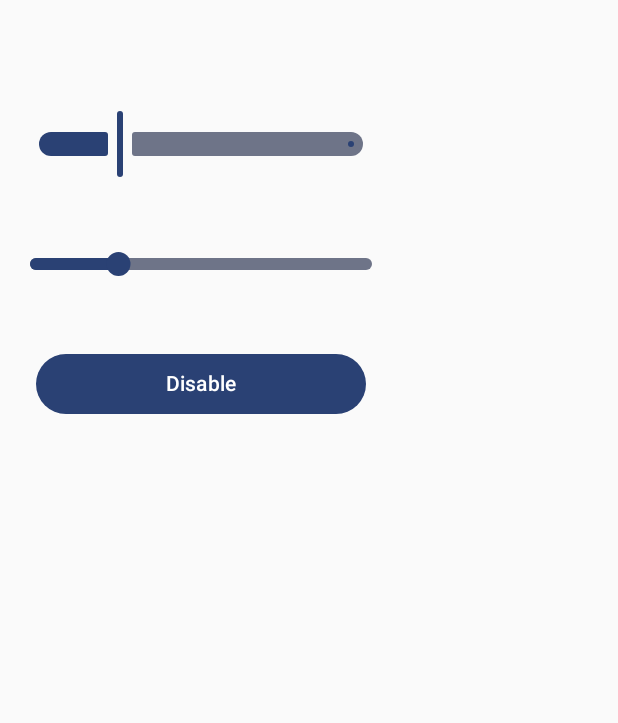
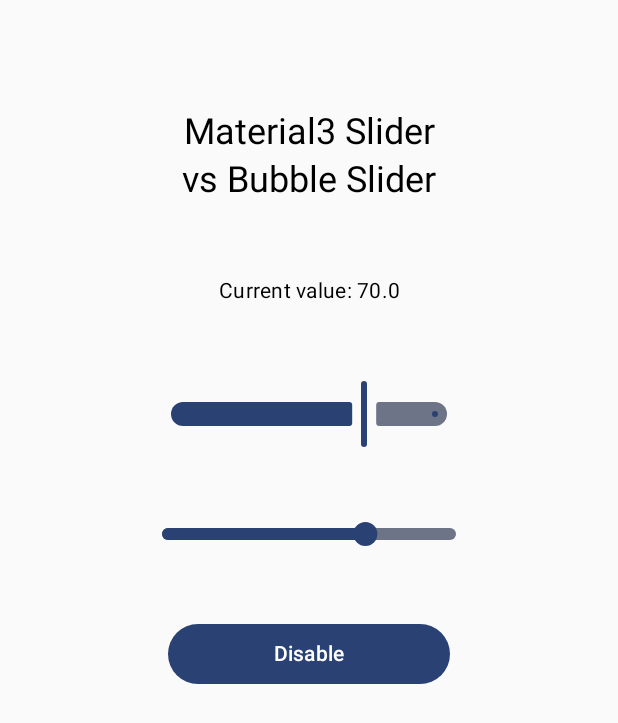
Before and after one commit to TurKurT656/BubbleSlider, an Android app built with Jetpack Compose: the screen it shows after launch (MainActivity), on a phone screen of 412 x 824 dp. Shown: the top 723 px of the screen. Run offline under Robolectric (Android 15) with nearby library versions, the phone set to English and light mode, and no system bars.

Commit message:
Add title and current value text to the sample

```diff
--- a/app/src/main/java/com/github/turkurt656/bubbleslider/ui/MainActivity.kt
+++ b/app/src/main/java/com/github/turkurt656/bubbleslider/ui/MainActivity.kt
@@ -7,9 +7,10 @@ import androidx.activity.enableEdgeToEdge
 import androidx.activity.viewModels
 import androidx.compose.foundation.layout.Column
 import androidx.compose.foundation.layout.fillMaxSize
+import androidx.compose.foundation.layout.fillMaxWidth
 import androidx.compose.foundation.layout.padding
-import androidx.compose.foundation.layout.width
 import androidx.compose.material3.Button
+import androidx.compose.material3.MaterialTheme
 import androidx.compose.material3.Slider
 import androidx.compose.material3.SliderDefaults
 import androidx.compose.material3.Text
@@ -19,6 +20,7 @@ import androidx.compose.runtime.mutableStateOf
 import androidx.compose.runtime.remember
 import androidx.compose.runtime.setValue
 import androidx.compose.ui.Modifier
+import androidx.compose.ui.text.style.TextAlign
 import androidx.compose.ui.unit.dp
 import com.github.turkurt656.bubbleslider.BubbleSlider
 import com.github.turkurt656.bubbleslider.BubbleSliderDefaults
@@ -48,10 +50,24 @@ class MainActivity : ComponentActivity() {
                     }
 
                     val modifier = Modifier
-                        .padding(24.dp)
-                        .width(220.dp)
+                        .padding(horizontal = 112.dp, vertical = 24.dp)
+                        .fillMaxWidth()
 
-                    val valueRange = 60f..100f
+                    val valueRange = 0f..100f
+
+                    Text(
+                        modifier = modifier,
+                        text = "Material3 Slider vs Bubble Slider",
+                        textAlign = TextAlign.Center,
+                        style = MaterialTheme.typography.headlineSmall,
+                    )
+
+                    Text(
+                        modifier = modifier,
+                        textAlign = TextAlign.Center,
+                        text = "Current value: $value",
+                        style = MaterialTheme.typography.bodyMedium,
+                    )
 
                     Slider(
                         modifier = modifier,
```
